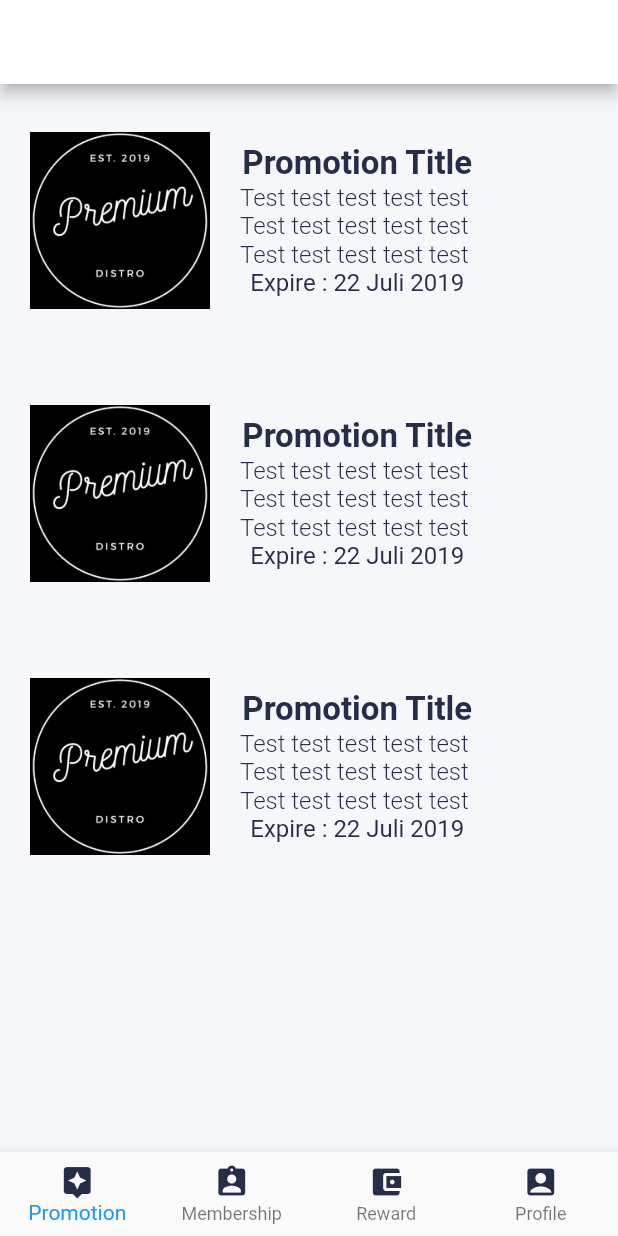
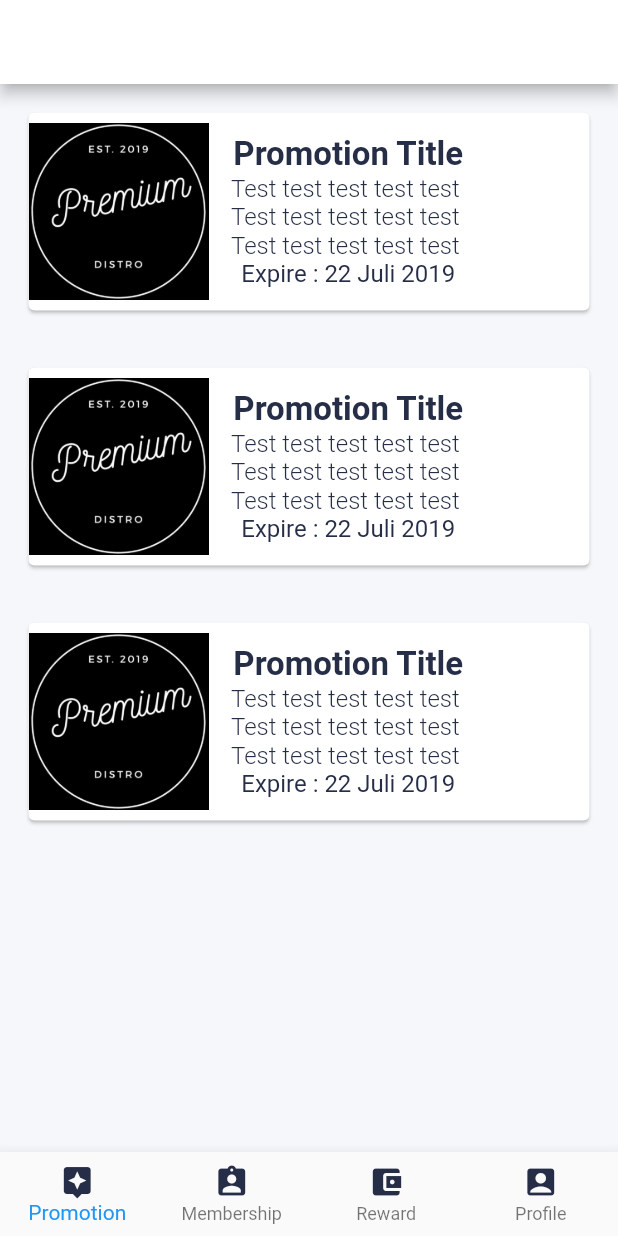
Before and after one commit to PKL-Floo-Intership/Membership, a Flutter app: the MyApp screen opened directly, on a phone screen of 412 x 824 dp. Run offline on Flutter 3.47's test engine with Material 2 defaults, Android fonts, the phone set to English and light mode, and no system bars.

Commit message:
change color & add card

```diff
--- a/lib/views/layout.dart
+++ b/lib/views/layout.dart
@@ -25,7 +25,7 @@ class _HomeState extends State<MyApp> with SingleTickerProviderStateMixin {
   @override
   Widget build(BuildContext context) {
     return new Scaffold(
-      backgroundColor: app_color.backgroundApp,
+      backgroundColor: app_color.bar,
 
       body: _children[_currentIndex],
       bottomNavigationBar: BottomNavigationBar(
--- a/lib/views/promotion/promotion_view.dart
+++ b/lib/views/promotion/promotion_view.dart
@@ -3,7 +3,6 @@ import 'package:membership/shared/app_colors.dart' as app_color;
 import 'package:membership/shared/text_style.dart' as textStyle;
 
 class Promotion extends StatelessWidget {
-
   static String toPromotion = 'promotion-page';
   @override
   Widget build(BuildContext context) {
@@ -24,13 +23,13 @@ class Promotion extends StatelessWidget {
           new ListPromotion(
             photo: "assets/logo.png",
             promotionTitle: "Promotion Title",
-            decs: "Test test test test test \nTest test test test test \nTest test test test test",
+            decs:"Test test test test test \nTest test test test test \nTest test test test test",
             expire: "Expire : 22 Juli 2019",
           ),
           new ListPromotion(
             photo: "assets/logo.png",
             promotionTitle: "Promotion Title",
-            decs: "Test test test test test \nTest test test test test \nTest test test test test ",
+            decs:"Test test test test test \nTest test test test test \nTest test test test test ",
             expire: "Expire : 22 Juli 2019",
           ),
         ],
@@ -40,37 +39,46 @@ class Promotion extends StatelessWidget {
 }
 
 class ListPromotion extends StatelessWidget {
-
-  ListPromotion({this.photo, this.promotionTitle, this. decs, this.expire});
+  ListPromotion({this.photo, this.promotionTitle, this.decs, this.expire});
 
   final String photo;
   final String promotionTitle;
   final String decs;
   final String expire;
 
-
   @override
   Widget build(BuildContext context) {
     return Container(
-      padding: new EdgeInsets.all(20),
+      padding: new EdgeInsets.all(10),
       child: new Center(
-        child: Row(
+        child: new Padding(
+          padding: const EdgeInsets.all(5),
+          child: Card(
+            color: app_color.bar,
+            child: new Column(
               children: <Widget>[
-            new Image.asset(photo, width: 120,),
-
+                new Row(
+                  children: <Widget>[
+                    new Image.asset(
+                      photo,
+                      width: 120,
+                    ),
                     new Container(
-              padding: EdgeInsets.all(20),
+                      padding: EdgeInsets.all(15),
                       child: new Center(
                           child: new Column(
                         children: <Widget>[
-                      new Text(promotionTitle,style: textStyle.textListT),
+                          new Text(promotionTitle, style: textStyle.textListT),
                           new Text(decs, style: textStyle.textListD),
                           new Text(expire, style: textStyle.textListx),
                         ],
-                )
-              ),
+                      )),
                     )
                   ],
+                )
+              ],
+            ),
+          ),
         ),
       ),
     );
```
Lines whose indentation alone changed are shown as unchanged.
